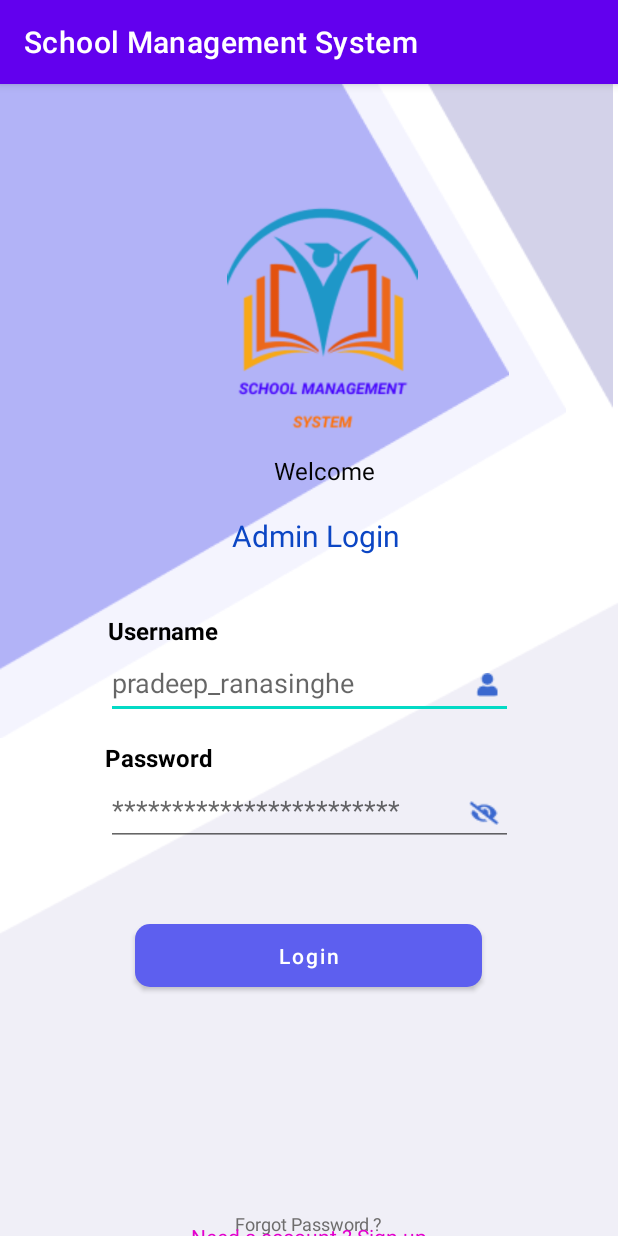
After one commit to User-Experience-Design-SE3050-2021/se3050---uee-2021s2_reg_we_36, an Android app: the AdminLoginActivity screen opened directly, with no data from a screen before it, on a phone screen of 412 x 824 dp. The commit adds this screen. Run offline under Robolectric (Android 15) with nearby library versions, the phone set to English and light mode, and no system bars; Roboto replaces fonts that are not available here.

Commit message:
admin login part done

```diff
--- a/app/src/main/AndroidManifest.xml
+++ b/app/src/main/AndroidManifest.xml
@@ -9,6 +9,9 @@
         android:roundIcon="@mipmap/ic_launcher_round"
         android:supportsRtl="true"
         android:theme="@style/Theme.SchoolManagment">
+        <activity
+            android:name=".AdminLoginActivity"
+            android:exported="true" />
         <activity
             android:name=".TeacherHome"
             android:exported="true" />
--- /dev/null
+++ b/app/src/main/java/com/example/schoolmanagment/AdminLoginActivity.java
@@ -0,0 +1,14 @@
+package com.example.schoolmanagment;
+
+import androidx.appcompat.app.AppCompatActivity;
+
+import android.os.Bundle;
+
+public class AdminLoginActivity extends AppCompatActivity {
+
+    @Override
+    protected void onCreate(Bundle savedInstanceState) {
+        super.onCreate(savedInstanceState);
+        setContentView(R.layout.activity_admin_login);
+    }
+}
--- a/app/src/main/java/com/example/schoolmanagment/Optionwindow.java
+++ b/app/src/main/java/com/example/schoolmanagment/Optionwindow.java
@@ -10,6 +10,7 @@ import android.widget.Button;
 public class Optionwindow extends AppCompatActivity {
 
     Button teach;
+    Button admin;
 
     @Override
     protected void onCreate(Bundle savedInstanceState) {
@@ -18,6 +19,8 @@ public class Optionwindow extends AppCompatActivity {
         getSupportActionBar().hide();
 
         teach = findViewById(R.id.btnteach);
+        admin = findViewById(R.id.btnAdmin);
+
 
         teach.setOnClickListener(new View.OnClickListener() {
             @Override
@@ -26,5 +29,13 @@ public class Optionwindow extends AppCompatActivity {
                 startActivity(i);
             }
         });
+
+        admin.setOnClickListener(new View.OnClickListener() {
+            @Override
+            public void onClick(View view) {
+                Intent i = new Intent(getApplicationContext(), AdminLoginActivity.class);
+                startActivity(i);
+            }
+        });
     }
 }
--- /dev/null
+++ b/app/src/main/res/layout/activity_admin_login.xml
@@ -0,0 +1,219 @@
+<?xml version="1.0" encoding="utf-8"?>
+<androidx.constraintlayout.widget.ConstraintLayout xmlns:android="http://schemas.android.com/apk/res/android"
+    xmlns:app="http://schemas.android.com/apk/res-auto"
+    xmlns:tools="http://schemas.android.com/tools"
+    android:layout_width="match_parent"
+    android:layout_height="match_parent"
+    tools:context=".AdminLoginActivity">
+
+<ImageView
+    android:id="@+id/imageView9"
+    android:layout_width="wrap_content"
+    android:layout_height="wrap_content"
+    app:layout_constraintBottom_toBottomOf="parent"
+    app:layout_constraintEnd_toEndOf="parent"
+    app:layout_constraintHorizontal_bias="0.0"
+    app:layout_constraintStart_toStartOf="parent"
+    app:layout_constraintTop_toTopOf="parent"
+    app:layout_constraintVertical_bias="0.0"
+    app:srcCompat="@drawable/rec7" />
+
+<ImageView
+    android:id="@+id/imageView14"
+    android:layout_width="wrap_content"
+    android:layout_height="wrap_content"
+    app:layout_constraintBottom_toBottomOf="parent"
+    app:layout_constraintEnd_toEndOf="parent"
+    app:layout_constraintHorizontal_bias="0.0"
+    app:layout_constraintStart_toStartOf="parent"
+    app:layout_constraintTop_toTopOf="parent"
+    app:layout_constraintVertical_bias="0.0"
+    app:srcCompat="@drawable/rec8" />
+
+<ImageView
+    android:id="@+id/imageView16"
+    android:layout_width="wrap_content"
+    android:layout_height="wrap_content"
+    app:layout_constraintEnd_toEndOf="parent"
+    app:layout_constraintHorizontal_bias="0.989"
+    app:layout_constraintStart_toStartOf="parent"
+    app:layout_constraintTop_toTopOf="parent"
+    app:srcCompat="@drawable/rec9" />
+
+<ImageView
+    android:id="@+id/imageView18"
+    android:layout_width="wrap_content"
+    android:layout_height="wrap_content"
+    app:layout_constraintBottom_toBottomOf="parent"
+    app:layout_constraintEnd_toEndOf="parent"
+    app:layout_constraintHorizontal_bias="0.0"
+    app:layout_constraintStart_toStartOf="parent"
+    app:srcCompat="@drawable/re6" />
+
+<ImageView
+    android:id="@+id/imageView21"
+    android:layout_width="139dp"
+    android:layout_height="159dp"
+    app:layout_constraintBottom_toBottomOf="parent"
+    app:layout_constraintEnd_toEndOf="parent"
+    app:layout_constraintHorizontal_bias="0.533"
+    app:layout_constraintStart_toStartOf="parent"
+    app:layout_constraintTop_toTopOf="parent"
+    app:layout_constraintVertical_bias="0.117"
+    app:srcCompat="@drawable/loglogo" />
+
+<EditText
+    android:id="@+id/editTextTextPersonName"
+    android:layout_width="271dp"
+    android:layout_height="48dp"
+    android:ems="10"
+    android:hint="@string/pradeep_ranasinghe"
+    android:inputType="textPersonName"
+    app:layout_constraintBottom_toBottomOf="parent"
+    app:layout_constraintEnd_toEndOf="parent"
+    app:layout_constraintStart_toStartOf="parent"
+    app:layout_constraintTop_toBottomOf="@+id/textView9"
+    app:layout_constraintVertical_bias="0.236" />
+
+<TextView
+    android:id="@+id/textView11"
+    android:layout_width="wrap_content"
+    android:layout_height="wrap_content"
+    android:text="@string/username"
+    android:textAlignment="textStart"
+    android:textColor="#000000"
+    android:textSize="16sp"
+    android:textStyle="bold"
+    app:layout_constraintBottom_toTopOf="@+id/editTextTextPersonName"
+    app:layout_constraintEnd_toEndOf="parent"
+    app:layout_constraintHorizontal_bias="0.213"
+    app:layout_constraintStart_toStartOf="parent"
+    app:layout_constraintTop_toBottomOf="@+id/textView10"
+    app:layout_constraintVertical_bias="1.0" />
+
+<TextView
+    android:id="@+id/textView12"
+    android:layout_width="wrap_content"
+    android:layout_height="wrap_content"
+    android:text="@string/password"
+    android:textAlignment="textStart"
+    android:textColor="#000000"
+    android:textSize="16sp"
+    android:textStyle="bold"
+    app:layout_constraintBottom_toBottomOf="parent"
+    app:layout_constraintEnd_toEndOf="parent"
+    app:layout_constraintHorizontal_bias="0.206"
+    app:layout_constraintStart_toStartOf="parent"
+    app:layout_constraintTop_toBottomOf="@+id/editTextTextPersonName"
+    app:layout_constraintVertical_bias="0.046" />
+
+<EditText
+    android:id="@+id/editTextTextPassword"
+    android:layout_width="271dp"
+    android:layout_height="48dp"
+    android:ems="10"
+    android:hint="@string/passwordHint"
+    android:inputType="textPassword"
+    app:layout_constraintBottom_toBottomOf="parent"
+    app:layout_constraintEnd_toEndOf="parent"
+    app:layout_constraintStart_toStartOf="parent"
+    app:layout_constraintTop_toBottomOf="@+id/textView12"
+    app:layout_constraintVertical_bias="0.0"
+    tools:ignore="SpeakableTextPresentCheck" />
+
+<TextView
+    android:id="@+id/textView9"
+    android:layout_width="wrap_content"
+    android:layout_height="wrap_content"
+    android:layout_marginTop="16dp"
+    android:text="@string/welcome"
+    android:textColor="#020202"
+    android:textSize="16sp"
+    app:layout_constraintBottom_toBottomOf="parent"
+    app:layout_constraintEnd_toEndOf="parent"
+    app:layout_constraintHorizontal_bias="0.53"
+    app:layout_constraintStart_toStartOf="parent"
+    app:layout_constraintTop_toBottomOf="@+id/imageView21"
+    app:layout_constraintVertical_bias="0.0" />
+
+<TextView
+    android:id="@+id/textView10"
+    android:layout_width="wrap_content"
+    android:layout_height="wrap_content"
+    android:text="@string/admin_login"
+    android:textColor="#0C46C4"
+    android:textSize="20sp"
+    app:layout_constraintBottom_toBottomOf="parent"
+    app:layout_constraintEnd_toEndOf="parent"
+    app:layout_constraintHorizontal_bias="0.515"
+    app:layout_constraintStart_toStartOf="parent"
+    app:layout_constraintTop_toBottomOf="@+id/textView9"
+    app:layout_constraintVertical_bias="0.04" />
+
+<ImageView
+    android:id="@+id/imageView22"
+    android:layout_width="wrap_content"
+    android:layout_height="wrap_content"
+    android:layout_marginTop="17dp"
+    android:layout_marginBottom="15dp"
+    app:layout_constraintBottom_toBottomOf="@+id/editTextTextPersonName"
+    app:layout_constraintEnd_toEndOf="@+id/editTextTextPersonName"
+    app:layout_constraintHorizontal_bias="0.964"
+    app:layout_constraintStart_toStartOf="@+id/editTextTextPersonName"
+    app:layout_constraintTop_toTopOf="@+id/editTextTextPersonName"
+    app:layout_constraintVertical_bias="0.0"
+    app:srcCompat="@drawable/a" />
+
+<ImageView
+    android:id="@+id/imageView23"
+    android:layout_width="wrap_content"
+    android:layout_height="wrap_content"
+    app:layout_constraintBottom_toBottomOf="@+id/editTextTextPassword"
+    app:layout_constraintEnd_toEndOf="@+id/editTextTextPassword"
+    app:layout_constraintHorizontal_bias="0.964"
+    app:layout_constraintStart_toStartOf="@+id/editTextTextPassword"
+    app:layout_constraintTop_toTopOf="@+id/editTextTextPassword"
+    app:layout_constraintVertical_bias="0.562"
+    app:srcCompat="@drawable/b" />
+
+<Button
+    android:id="@+id/adminLoginbtn"
+    android:layout_width="231dp"
+    android:layout_height="54dp"
+    android:text="@string/login"
+    app:backgroundTint="#5D5FEF"
+    android:textAllCaps="false"
+    app:cornerRadius="10dp"
+    app:layout_constraintBottom_toBottomOf="parent"
+    app:layout_constraintEnd_toEndOf="parent"
+    app:layout_constraintHorizontal_bias="0.498"
+    app:layout_constraintStart_toStartOf="parent"
+    app:layout_constraintTop_toBottomOf="@+id/editTextTextPassword"
+    app:layout_constraintVertical_bias="0.222" />
+
+<TextView
+    android:id="@+id/textView14"
+    android:layout_width="wrap_content"
+    android:layout_height="wrap_content"
+    android:text="@string/forgot_password"
+    android:textColor="#6E6D6D"
+    android:textSize="12sp"
+    app:layout_constraintBottom_toBottomOf="parent"
+    app:layout_constraintEnd_toEndOf="parent"
+    app:layout_constraintStart_toStartOf="parent"
+    app:layout_constraintTop_toBottomOf="@+id/techLoginbtn"
+    app:layout_constraintVertical_bias="0.166" />
+
+<TextView
+    android:id="@+id/textView15"
+    android:layout_width="wrap_content"
+    android:layout_height="wrap_content"
+    android:text="@string/need_a_account_sign_up"
+    android:textColor="#E300CD"
+    app:layout_constraintBottom_toBottomOf="parent"
+    app:layout_constraintEnd_toEndOf="parent"
+    app:layout_constraintStart_toStartOf="parent"
+    app:layout_constraintTop_toBottomOf="@+id/textView14"
+    app:layout_constraintVertical_bias="0.14" />
+
+</androidx.constraintlayout.widget.ConstraintLayout>
--- a/app/src/main/res/values/strings.xml
+++ b/app/src/main/res/values/strings.xml
@@ -1,3 +1,12 @@
 <resources>
     <string name="app_name">School Management System</string>
+    <string name="username">Username</string>
+    <string name="password">Password</string>
+    <string name="passwordHint">************************</string>
+    <string name="welcome">Welcome</string>
+    <string name="admin_login">Admin Login</string>
+    <string name="login">Login</string>
+    <string name="forgot_password">Forgot Password ?</string>
+    <string name="need_a_account_sign_up">Need a account ? Sign up</string>
+    <string name="pradeep_ranasinghe">pradeep_ranasinghe</string>
 </resources>
```
